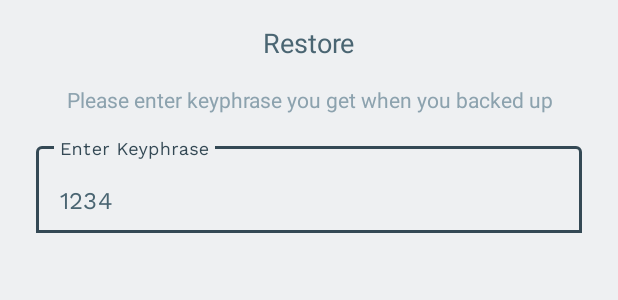
After one commit to yogeshpaliyal/KeyPass, an Android app: the layout layout_restore_keypharse.xml on its own in the app's theme, with its tools: preview values and no code run, on a phone screen of 412 x 824 dp. The commit adds this screen. Shown: the top 300 px of the screen. Run offline under Robolectric (Android 15) with nearby library versions, the phone set to English and light mode, and no system bars.

Commit message:
Completed flow for backup and restore the backup

```diff
--- a/app/build.gradle
+++ b/app/build.gradle
@@ -16,8 +16,8 @@ android {
         applicationId "com.yogeshpaliyal.keypass"
         minSdkVersion 22
         targetSdkVersion 30
-        versionCode 1
-        versionName "1.0"
+        versionCode 2
+        versionName "1.1"
 
         testInstrumentationRunner "androidx.test.runner.AndroidJUnitRunner"
     }
--- /dev/null
+++ b/app/src/main/res/layout/layout_restore_keypharse.xml
@@ -0,0 +1,58 @@
+<?xml version="1.0" encoding="utf-8"?>
+<layout>
+<androidx.constraintlayout.widget.ConstraintLayout xmlns:android="http://schemas.android.com/apk/res/android"
+    android:layout_width="match_parent"
+    android:layout_height="wrap_content"
+    xmlns:app="http://schemas.android.com/apk/res-auto"
+    xmlns:tools="http://schemas.android.com/tools">
+
+    <TextView
+        android:layout_width="wrap_content"
+        android:layout_height="wrap_content"
+        app:layout_constraintTop_toTopOf="parent"
+        app:layout_constraintStart_toStartOf="parent"
+        app:layout_constraintEnd_toEndOf="parent"
+        android:layout_marginTop="@dimen/grid_2"
+        android:textSize="18sp"
+        android:textColor="@color/keypass_blue_600"
+        android:id="@+id/txtTitle"
+        android:text="Restore"/>
+
+    <TextView
+        android:layout_marginTop="@dimen/grid_2"
+        android:layout_width="wrap_content"
+        android:layout_height="wrap_content"
+        app:layout_constraintTop_toBottomOf="@id/txtTitle"
+        app:layout_constraintStart_toStartOf="parent"
+        app:layout_constraintEnd_toEndOf="parent"
+        android:layout_marginHorizontal="@dimen/grid_3"
+        app:layout_constrainedWidth="true"
+        android:gravity="center"
+        android:textColor="@color/keypass_blue_300"
+        android:textSize="14sp"
+        android:id="@+id/txtMessage"
+        android:text="Please enter keyphrase you get when you backed up"/>
+
+    <com.google.android.material.textfield.TextInputLayout
+        android:layout_width="match_parent"
+        android:layout_height="wrap_content"
+        app:layout_constraintTop_toBottomOf="@id/txtMessage"
+        app:layout_constraintStart_toStartOf="parent"
+        app:layout_constraintEnd_toEndOf="parent"
+        android:id="@+id/tilKeyPhrase"
+        app:boxBackgroundMode="outline"
+        android:backgroundTint="@android:color/transparent"
+        app:boxBackgroundColor="@android:color/transparent"
+        android:layout_marginTop="@dimen/grid_2"
+        android:hint="Enter Keyphrase"
+        android:layout_marginHorizontal="@dimen/grid_3">
+        <com.google.android.material.textfield.TextInputEditText
+            android:layout_width="match_parent"
+            android:layout_height="wrap_content"
+            tools:text="1234"
+            android:id="@+id/etKeyPhrase"
+            android:textColor="@color/keypass_blue_600"/>
+    </com.google.android.material.textfield.TextInputLayout>
+
+</androidx.constraintlayout.widget.ConstraintLayout>
+</layout>
--- a/app/src/main/res/values/strings.xml
+++ b/app/src/main/res/values/strings.xml
@@ -11,6 +11,7 @@
     <string name="retry">Retry</string>
 
     <string name="backup_restored">Backup Restored</string>
+    <string name="invalid_keyphrase">Invalid Keyphrase</string>
 
     <string name="backup_completed">Backup Completed</string>
 </resources>
```
Also changed, not shown: app/src/main/java/com/yogeshpaliyal/keypass/db_helper/DbBackupRestore.kt (+9 -4 lines), app/src/main/java/com/yogeshpaliyal/keypass/db_helper/EncryptionHelper.kt (+7 -12 lines), app/src/main/java/com/yogeshpaliyal/keypass/ui/settings/MySettingsFragment.kt (+59 -12 lines), app/src/main/java/com/yogeshpaliyal/keypass/utils/SharedPreferenceUtils.kt (+10 -4 lines), app/src/main/res/layout/layout_backup_keypharse.xml (added, +51 -0 lines), app/src/main/res/layout/layut_backup_keypharse.xml (deleted, +0 -17 lines).
